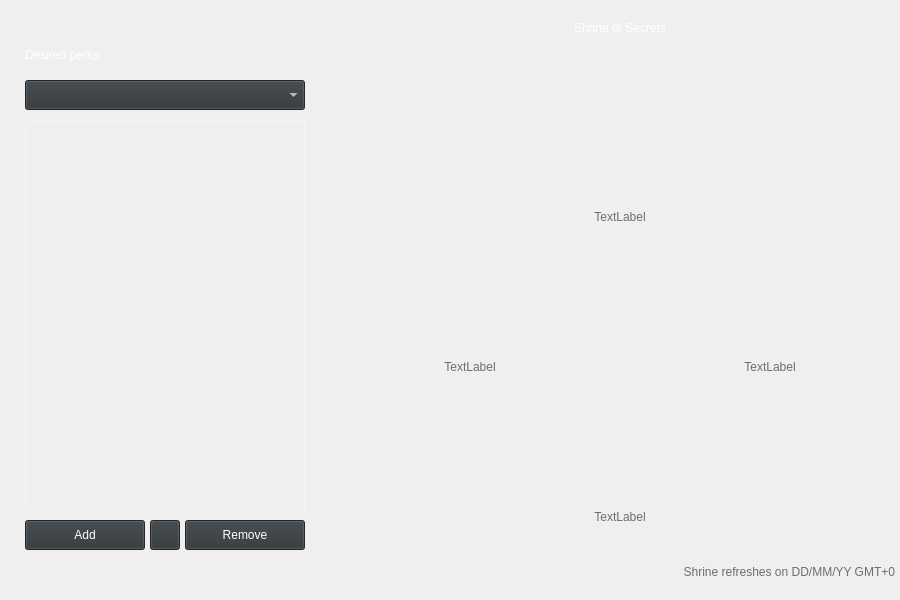
This is Projects/P3-ShrineChecker/main/ui/sc_ui_base.ui in michalkowal66/ShrineChecker as Qt 5 draws it before an edit. The edited form follows.
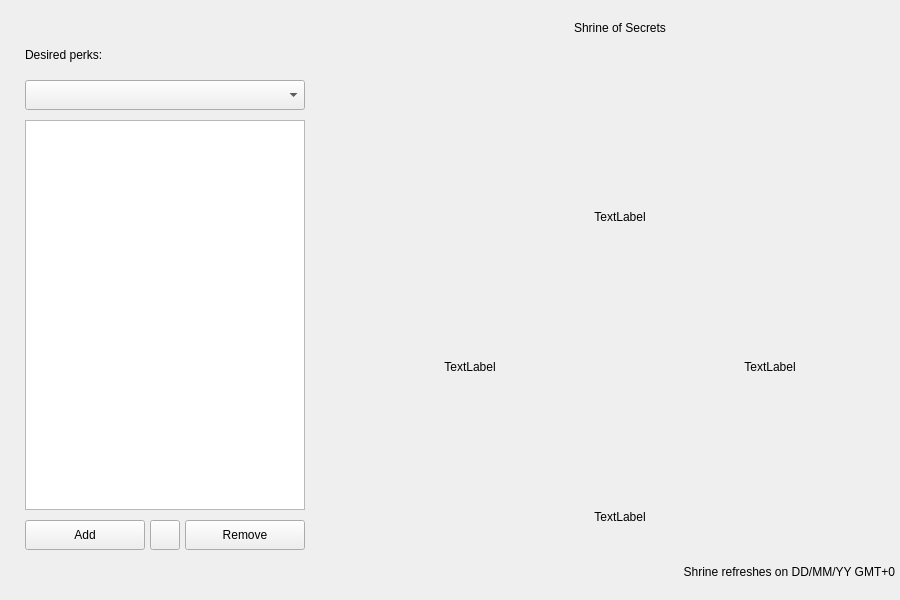
This is the edited form. Icons and pictures are not drawn.

Patch:
```diff
--- a/Projects/P3-ShrineChecker/main/ui/sc_ui_base.ui
+++ b/Projects/P3-ShrineChecker/main/ui/sc_ui_base.ui
@@ -40,104 +40,7 @@
   </property>
   <widget class="QWidget" name="centralwidget">
    <property name="styleSheet">
-    <string notr="true">QLabel#lbl1{
-	font: 24px &quot;Sylfaen&quot;;
-	color: white;
-	background-color: rgba(0, 0, 0, 0);
-}
-
-QLabel#lbl1_2{
-	font: 30px &quot;Sylfaen&quot;;
-	color: white;
-	background-color: rgba(0, 0, 0, 0);
-}
-
-QPushButton {
-	font: 18px &quot;Sylfaen&quot;;
-	color: white;
-	background-color:#2F3538;
-}
-
-QPushButton:hover {
-	font: 18px &quot;Sylfaen&quot;;
-	color: white;
-	background-color:#404040;
-}
-
-QComboBox {
-	font: 18px &quot;Sylfaen&quot;;
-	color: white;
-	background-color:#2F3538;
-	selection-background-color:#2F3538;
-}
-
-QComboBox QAbstractItemView {
-	font: 18px &quot;Sylfaen&quot;;
-	color: white;
-    background-color:#2F3538;
-	selection-background-color: #404040;
-	outline: 0;
-}
-
-QScrollBar:vertical {
-	font: 18px &quot;Sylfaen&quot;;
-	color: white;
-	background:#404040;
-}
-
-QPushButton#settings_btn{
-	font: 18px &quot;Sylfaen&quot;;
-	color: white;
-	qproperty-iconSize: 30px;
-}
-
-QLabel#perk1_lbl {
-	font: 20px &quot;Sylfaen&quot;;
-	color: #6e6d6d;
-	background-color: rgba(0, 0, 0, 0);
-}
-QLabel#perk2_lbl {
-	font: 20px &quot;Sylfaen&quot;;
-	color: #6e6d6d;
-	background-color: rgba(0, 0, 0, 0);
-}
-QLabel#perk3_lbl {
-	font: 20px &quot;Sylfaen&quot;;
-	color: #6e6d6d;
-	background-color: rgba(0, 0, 0, 0);
-}
-QLabel#perk4_lbl {
-	font: 20px &quot;Sylfaen&quot;;
-	color: #6e6d6d;
-	background-color: rgba(0, 0, 0, 0);
-}
-
-QLabel#date_lbl {
-	font: 16px &quot;Sylfaen&quot;;
-	color: #6e6d6d;
-	background-color: rgba(0, 0, 0, 0);
-}
-
-QListWidget{
-	font: 18px &quot;Sylfaen&quot;;
-	color: white;
-	background-color: rgba(0, 0, 0, 0);
-	border: 1px solid rgba(255, 255, 255, 0.3);
-	outline: 0;
-}
-
-QListWidget::item:hover {
-	font: 18px &quot;Sylfaen&quot;;
-	color: white;
-    background-color: rgba(47, 53, 56, 0.3);
-}
-
-QListWidget::item:selected {
-	font: 18px &quot;Sylfaen&quot;;
-	color: white;
-	background-color: rgba(64, 64, 64, 0.3);
-}
-</string>
+    <string notr="true"/>
    </property>
    <widget class="QComboBox" name="perks_combo">
     <property name="geometry">
```
